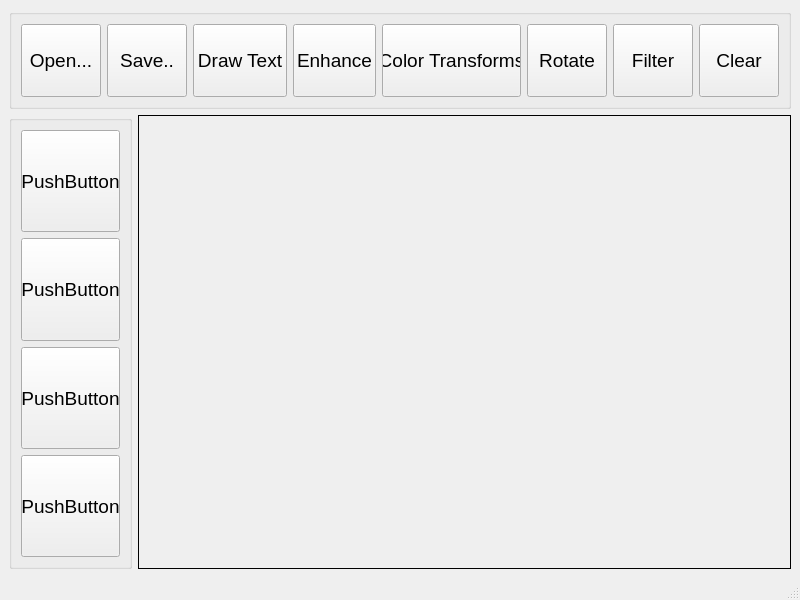
First picture: the form in AppUI.ui, repository notepower2k1/Image_Edition, before the edit.
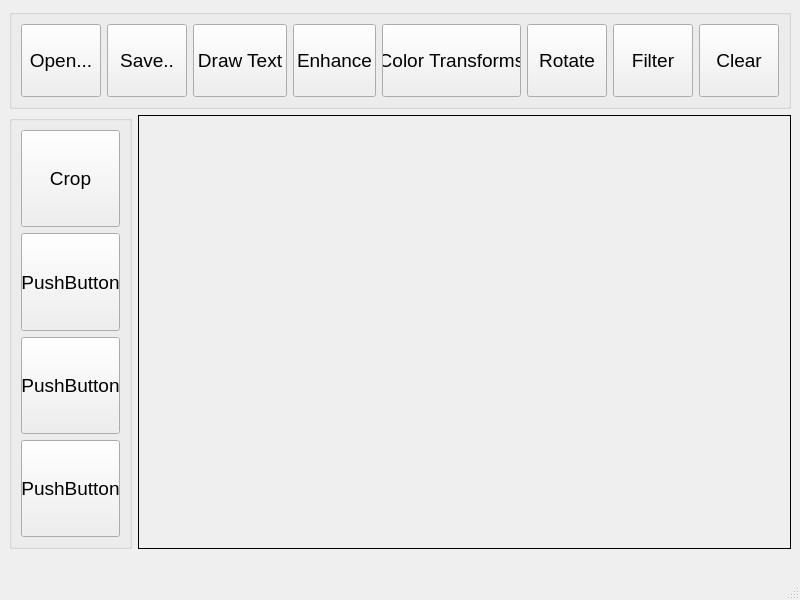
Second picture: the form after the edit.

Patch:
```diff
--- a/AppUI.ui
+++ b/AppUI.ui
@@ -21,25 +21,6 @@
   </property>
   <widget class="QWidget" name="centralwidget">
    <layout class="QGridLayout" name="gridLayout">
-    <item row="1" column="1">
-     <widget class="QLabel" name="imgScreen">
-      <property name="sizePolicy">
-       <sizepolicy hsizetype="Expanding" vsizetype="Expanding">
-        <horstretch>0</horstretch>
-        <verstretch>0</verstretch>
-       </sizepolicy>
-      </property>
-      <property name="frameShape">
-       <enum>QFrame::Panel</enum>
-      </property>
-      <property name="text">
-       <string/>
-      </property>
-      <property name="alignment">
-       <set>Qt::AlignCenter</set>
-      </property>
-     </widget>
-    </item>
     <item row="0" column="0" colspan="2">
      <widget class="QGroupBox" name="groupBox">
       <property name="minimumSize">
@@ -169,7 +150,14 @@
       </layout>
      </widget>
     </item>
-    <item row="1" column="0">
+    <item row="4" column="0">
+     <widget class="QLabel" name="label">
+      <property name="text">
+       <string/>
+      </property>
+     </widget>
+    </item>
+    <item row="2" column="0">
      <widget class="QGroupBox" name="groupBox_2">
       <property name="minimumSize">
        <size>
@@ -189,6 +177,19 @@
       <layout class="QGridLayout" name="gridLayout_5">
        <item row="0" column="0">
         <layout class="QGridLayout" name="gridLayout_4">
+         <item row="3" column="0">
+          <widget class="QPushButton" name="pushButton_9">
+           <property name="sizePolicy">
+            <sizepolicy hsizetype="Preferred" vsizetype="Preferred">
+             <horstretch>0</horstretch>
+             <verstretch>0</verstretch>
+            </sizepolicy>
+           </property>
+           <property name="text">
+            <string>PushButton</string>
+           </property>
+          </widget>
+         </item>
          <item row="0" column="0">
           <widget class="QPushButton" name="pushButton_6">
            <property name="sizePolicy">
@@ -198,20 +199,7 @@
             </sizepolicy>
            </property>
            <property name="text">
-            <string>PushButton</string>
-           </property>
-          </widget>
-         </item>
-         <item row="2" column="0">
-          <widget class="QPushButton" name="pushButton_8">
-           <property name="sizePolicy">
-            <sizepolicy hsizetype="Preferred" vsizetype="Preferred">
-             <horstretch>0</horstretch>
-             <verstretch>0</verstretch>
-            </sizepolicy>
-           </property>
-           <property name="text">
-            <string>PushButton</string>
+            <string>Crop</string>
            </property>
           </widget>
          </item>
@@ -228,8 +216,8 @@
            </property>
           </widget>
          </item>
-         <item row="3" column="0">
-          <widget class="QPushButton" name="pushButton_9">
+         <item row="2" column="0">
+          <widget class="QPushButton" name="pushButton_8">
            <property name="sizePolicy">
             <sizepolicy hsizetype="Preferred" vsizetype="Preferred">
              <horstretch>0</horstretch>
@@ -246,6 +234,25 @@
       </layout>
      </widget>
     </item>
+    <item row="2" column="1">
+     <widget class="QLabel" name="imgScreen">
+      <property name="sizePolicy">
+       <sizepolicy hsizetype="Expanding" vsizetype="Expanding">
+        <horstretch>0</horstretch>
+        <verstretch>0</verstretch>
+       </sizepolicy>
+      </property>
+      <property name="frameShape">
+       <enum>QFrame::Panel</enum>
+      </property>
+      <property name="text">
+       <string/>
+      </property>
+      <property name="alignment">
+       <set>Qt::AlignCenter</set>
+      </property>
+     </widget>
+    </item>
    </layout>
   </widget>
   <widget class="QMenuBar" name="menubar">
```
